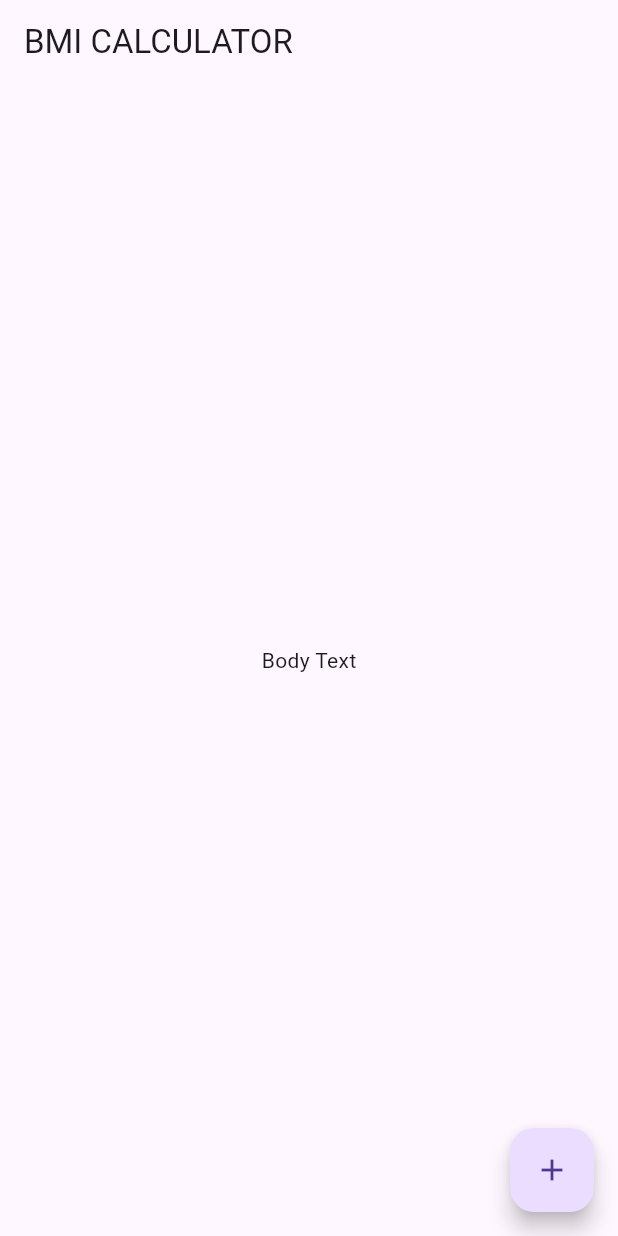
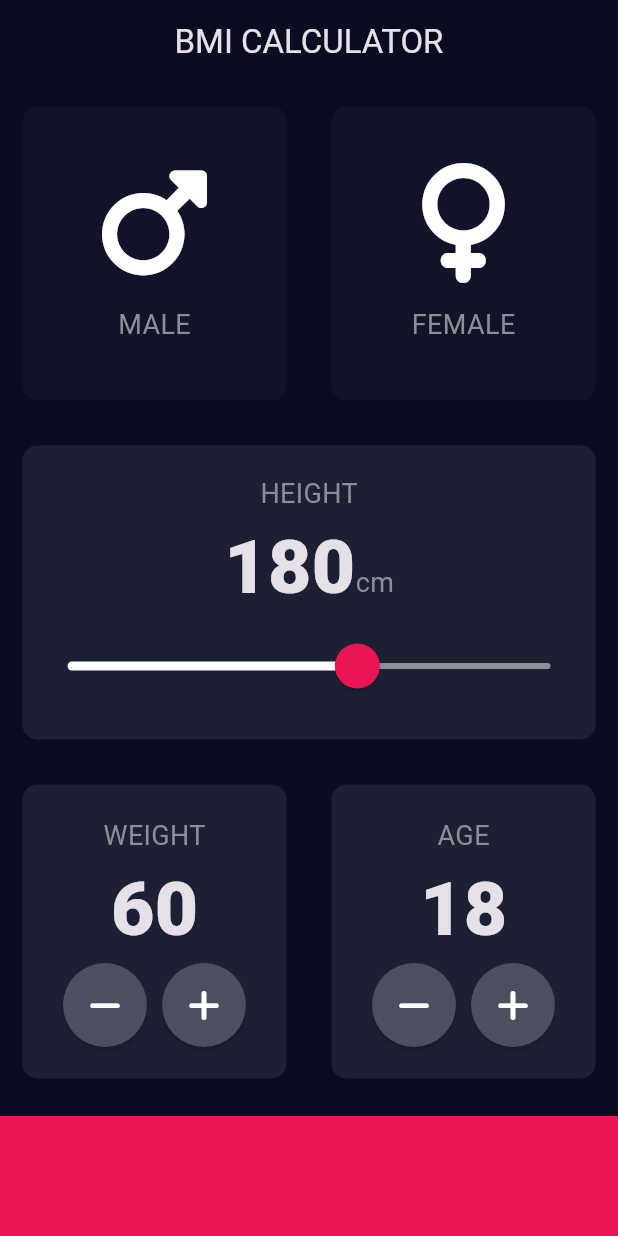
Before and after one commit to shox17/bmi-calculator, a Flutter app: the screen it shows after launch, on a phone screen of 412 x 824 dp. Run offline on Flutter 3.47's test engine with Material 3 defaults, Android fonts, the phone set to English and light mode, and no system bars; our stand-ins replace font_awesome_flutter.

Commit message:
1st commit

```diff
--- /dev/null
+++ b/lib/constants.dart
@@ -0,0 +1,18 @@
+import 'package:flutter/material.dart';
+
+//this file keeps all constants and can share across the App
+
+const kBottomContainerHeight= 80.0; //constant property that defines the Container Height
+const kActiveCardColor=Color(0xFF1D1F33); //main color of the Containers
+const kInactiveCardColor= Color(0xFF111328);// the color of two IconContent when the Tap was not pressed
+const kBottomContainerColor= Color(0xFFEB1555);
+
+// constant variable that includes all the TextStyle of the Text
+const kLabelTextStyle= TextStyle(
+  fontSize: 18.0,
+  color: Color(0xFF8D8E98),
+);
+const kNumberTextStyle= TextStyle(
+  fontSize: 50.0,
+  fontWeight: FontWeight.w900
+);
--- /dev/null
+++ b/lib/icon_content.dart
@@ -0,0 +1,31 @@
+import 'package:flutter/material.dart';
+import 'constants.dart';
+
+class IconContent extends StatelessWidget {
+  //properties of IconContent
+  final IconData icon;
+  final String label;
+
+  //constructor for using the properties
+  const IconContent({super.key, required this.icon, required this.label});
+
+
+  @override
+  Widget build(BuildContext context) {
+    return Column(
+      mainAxisAlignment: MainAxisAlignment.center,
+      children: [
+        Icon(
+          icon,//mentioning the icon here
+          size: 80.0,
+        ),
+        const SizedBox(
+          height: 15.0,
+        ),
+        Text(label,// mentioning the text here
+          style:kLabelTextStyle,
+        ),
+      ],
+    );
+  }
+}
--- /dev/null
+++ b/lib/input_page.dart
@@ -0,0 +1,259 @@
+import 'package:flutter/material.dart';
+import 'package:font_awesome_flutter/font_awesome_flutter.dart';
+import 'reusable_card.dart';
+import 'icon_content.dart';
+import 'constants.dart';
+
+enum Gender {
+  male,
+  female
+} //enumeration is used when we have multiple options and always outside the Class
+
+class InputPage extends StatefulWidget {
+  const InputPage({Key? key}) : super(key: key);
+  @override
+  State<InputPage> createState() => _InputPageState();
+}
+
+class _InputPageState extends State<InputPage> {
+  //Properties of State widget that is Mutable and properties can change
+  Gender? selectedGender;
+  int height = 180;
+  int weight = 60;
+  int age = 18;
+// Gender is enum data type that includes male and female options
+
+  @override
+  Widget build(BuildContext context) {
+    return Scaffold(
+      appBar: AppBar(
+        backgroundColor: Theme.of(context).primaryColor,
+        title: const Center(
+          child: Text('BMI CALCULATOR'),
+        ),
+      ),
+      body: Column(
+        crossAxisAlignment: CrossAxisAlignment.stretch,
+        children: [
+          Expanded(
+            child: Row(
+              // Row includes two Containers
+              children: [
+                Expanded(
+                  child: ReusableCard(
+                    //ReusableCard includes all the styling of Container that are color,margin, decoration
+                    onPress: () {
+                      setState(() {
+                        selectedGender = Gender.male;
+                      });
+                    },
+                    // this is ternary operator: if selectedGender is male, colour turns to activeCardColor,else turns to inactiveCardColor
+                    colour: selectedGender == Gender.male
+                        ? kActiveCardColor
+                        : kInactiveCardColor,
+                    cardChild: const IconContent(
+                      //IconContent includes all styling of Icon and Text inside Container
+                      icon: FontAwesomeIcons.mars, // mars mean Male icon
+                      label: 'MALE',
+                    ),
+                  ),
+                ),
+                Expanded(
+                  child: ReusableCard(
+                    onPress: () {
+                      setState(() {
+                        selectedGender = Gender.female;
+                      });
+                    },
+                    colour: selectedGender == Gender.female
+                        ? kActiveCardColor
+                        : kInactiveCardColor,
+                    cardChild: const IconContent(
+                      icon: FontAwesomeIcons.venus,
+                      label: 'FEMALE',
+                    ),
+                  ),
+                ),
+              ],
+            ),
+          ),
+          Expanded(
+            child: ReusableCard(
+              colour: kActiveCardColor,
+              cardChild: Column(
+                mainAxisAlignment: MainAxisAlignment.center,
+                children: [
+                  const Text(
+                    'HEIGHT',
+                    style: kLabelTextStyle,
+                  ),
+                  Row(
+                    mainAxisAlignment: MainAxisAlignment.center,
+                    crossAxisAlignment: CrossAxisAlignment
+                        .baseline, //helps to place the children in baseline
+                    textBaseline: TextBaseline.alphabetic,
+                    children: [
+                      Text(
+                        height
+                            .toString(), // Text accepts string , .toString helps Integer convert to String
+                        style: kNumberTextStyle,
+                      ),
+                      const Text(
+                        'cm',
+                        style: kLabelTextStyle,
+                      ),
+                    ],
+                  ),
+                  SliderTheme(
+                    //specific theme for Slider
+                    data: SliderTheme.of(context).copyWith(
+                      // here .of context is default theme, and .copyWith helps to change specifically
+                      activeTrackColor: Colors.white,
+                      inactiveTrackColor: const Color(0xFF8D8E98),
+                      thumbColor: const Color(0xFFEB1555),
+                      overlayColor: const Color(0x29EB1555),
+                      thumbShape:
+                          const RoundSliderThumbShape(enabledThumbRadius: 15.0),
+                      overlayShape:
+                          const RoundSliderOverlayShape(overlayRadius: 30.0),
+                    ),
+                    child: Slider(
+                      value: height
+                          .toDouble(), //Slider only accepts double data , so .toDouble helps Integer convert to double
+                      min: 120.0,
+                      max: 220.0,
+                      onChanged: (double newValue) {
+                        // newValue is the double data created when sliding
+                        setState(() {
+                          height = newValue
+                              .round(); // .round helps to turn into nearest whole number
+                        });
+                      },
+                    ),
+                  ),
+                ],
+              ),
+            ),
+          ),
+          Expanded(
+            child: Row(
+              children: [
+                Expanded(
+                  child: ReusableCard(
+                    colour: kActiveCardColor,
+                    cardChild: Column(
+                      mainAxisAlignment: MainAxisAlignment.center,
+                      children: [
+                        const Text(
+                          'WEIGHT',
+                          style: kLabelTextStyle,
+                        ),
+                        Text(
+                          weight.toString(),
+                          style: kNumberTextStyle,
+                        ),
+                        Row(
+                          mainAxisAlignment: MainAxisAlignment.center,
+                          children: [
+                            RoundIconButton(
+                              icon: FontAwesomeIcons.minus,
+                              onPressed: () {
+                                setState(() {
+                                  weight--;
+                                });
+                              },
+                            ),
+                            const SizedBox(
+                              width: 10.0,
+                            ),
+                            RoundIconButton(
+                              icon: FontAwesomeIcons.plus,
+                              onPressed: () {
+                                setState(() {
+                                  weight++;
+                                });
+                              },
+                            ),
+                          ],
+                        ),
+                      ],
+                    ),
+                  ),
+                ),
+                Expanded(
+                  child: ReusableCard(
+                    colour: kActiveCardColor,
+                    cardChild: Column(
+                      mainAxisAlignment: MainAxisAlignment.center,
+                      children: [
+                        const Text(
+                          'AGE',
+                          style: kLabelTextStyle,
+                        ),
+                        Text(
+                          age.toString(),
+                          style: kNumberTextStyle,
+                        ),
+                        Row(
+                          mainAxisAlignment: MainAxisAlignment.center,
+                          children: [
+                            RoundIconButton(
+                              icon: FontAwesomeIcons.minus,
+                              onPressed: () {
+                                setState(() {
+                                  age--;
+                                });
+                              },
+                            ),
+                            const SizedBox(
+                              width: 10.0,
+                            ),
+                            RoundIconButton(
+                              icon: FontAwesomeIcons.plus,
+                              onPressed: () {
+                                setState(() {
+                                  age++;
+                                });
+                              },
+                            ),
+                          ],
+                        ),
+                      ],
+                    ),
+                  ),
+                ),
+              ],
+            ),
+          ),
+          Container(
+            color: kBottomContainerColor,
+            margin: const EdgeInsets.only(top: 10.0),
+            width: double.infinity,
+            height: kBottomContainerHeight,
+          ),
+        ],
+      ),
+    );
+  }
+}
+
+class RoundIconButton extends StatelessWidget {
+  final void Function() onPressed;
+  final IconData icon;
+  const RoundIconButton(
+      {super.key, required this.icon, required this.onPressed});
+  @override
+  Widget build(BuildContext context) {
+    return RawMaterialButton(
+      onPressed: onPressed,
+      elevation: 1.0,
+      constraints: const BoxConstraints.tightFor(
+        width: 56.0,
+        height: 56.0,
+      ),
+      shape: const CircleBorder(),
+      fillColor: const Color(0xFF4C4F5E),
+      child: Icon(icon),
+    );
+  }
+}
--- a/lib/main.dart
+++ b/lib/main.dart
@@ -1,37 +1,19 @@
 import 'package:flutter/material.dart';
+import 'input_page.dart';
 
 void main() => runApp(const BMICalculator());
 
+//initial page that decides the color of main parts and scaffold background
 class BMICalculator extends StatelessWidget {
   const BMICalculator({Key? key}) : super(key: key);
   @override
   Widget build(BuildContext context) {
-    return const MaterialApp(
-      home: InputPage(),
+    return MaterialApp(
+      theme: ThemeData.dark().copyWith(
+        primaryColor: const Color(0xFF0A0D22),
+        scaffoldBackgroundColor: const Color(0xFF0A0D22),
+      ),
+      home: const InputPage(),
     );
   }
 }
-
-class InputPage extends StatefulWidget {
-  const InputPage({Key? key}) : super(key: key);
-  @override
-  State<InputPage> createState() => _InputPageState();
-}
-
-class _InputPageState extends State<InputPage> {
-  @override
-  Widget build(BuildContext context) {
-    return Scaffold(
-      appBar: AppBar(
-        title: const Text('BMI CALCULATOR'),
-      ),
-      body: const Center(
-        child: Text('Body Text'),
-      ),
-      floatingActionButton: FloatingActionButton(
-        onPressed: () {},
-        child: const Icon(Icons.add),
-      ),
-    );
-  }
-}
--- /dev/null
+++ b/lib/reusable_card.dart
@@ -0,0 +1,27 @@
+import 'package:flutter/material.dart';
+
+class ReusableCard extends StatelessWidget {
+  //properties of ReusableCard
+  final Color colour;
+  final Widget? cardChild;
+  final void Function()? onPress;//it takes functions
+  // ? sign makes the property optional in use, not required
+
+  //Constructor for using the properties
+  const ReusableCard({super.key,  required this.colour,this.cardChild,this.onPress});
+
+  @override
+  Widget build(BuildContext context) {
+    return GestureDetector(//refactored the widget to ReusableCard
+      onTap: onPress,
+      child: Container(
+        margin: const EdgeInsets.all(15.0),
+        decoration: BoxDecoration(//decoration: BoxDecoration is used for styling the Container
+          color: colour,//mentioning the color here
+          borderRadius: BorderRadius.circular(10.0),
+        ),
+        child: cardChild,//mentioning the Widget that includes icon and Text in Column
+      ),
+    );
+  }
+}
--- a/pubspec.yaml
+++ b/pubspec.yaml
@@ -16,6 +16,7 @@ dependencies:
 
 
   cupertino_icons: ^1.0.2
+  font_awesome_flutter: ^10.7.0
 
 dev_dependencies:
   flutter_test:
```
Also changed, not shown: pubspec.lock, 1 other file.
